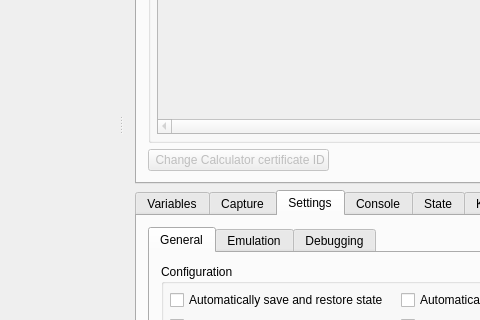
Before: the Qt Designer form gui/qt/mainwindow.ui in CE-Programming/CEmu, drawn with Qt 5; both pictures show x 322 to 802 and y 377 to 697 of the 992 by 1005 pixel window.
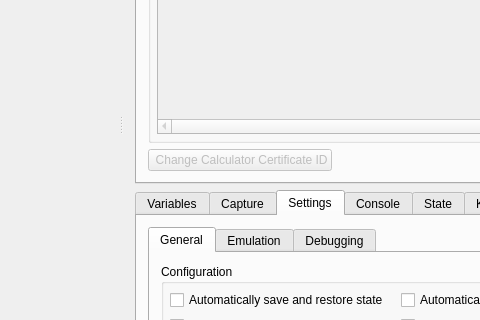
After: the same form once the commit is applied. The open tabs and pages were chosen to show the change. Icons and pictures are not drawn. Custom widgets are drawn as their Qt base class.

What changed in the file:
```diff
--- a/gui/qt/mainwindow.ui
+++ b/gui/qt/mainwindow.ui
@@ -4891,7 +4891,7 @@
            </sizepolicy>
           </property>
           <property name="text">
-           <string> Change Calculator certificate ID</string>
+           <string> Change Calculator Certificate ID</string>
           </property>
           <property name="icon">
            <iconset resource="resources.qrc">
```
Left out of the diff: 28 changed lines with no effect on the pictures.
